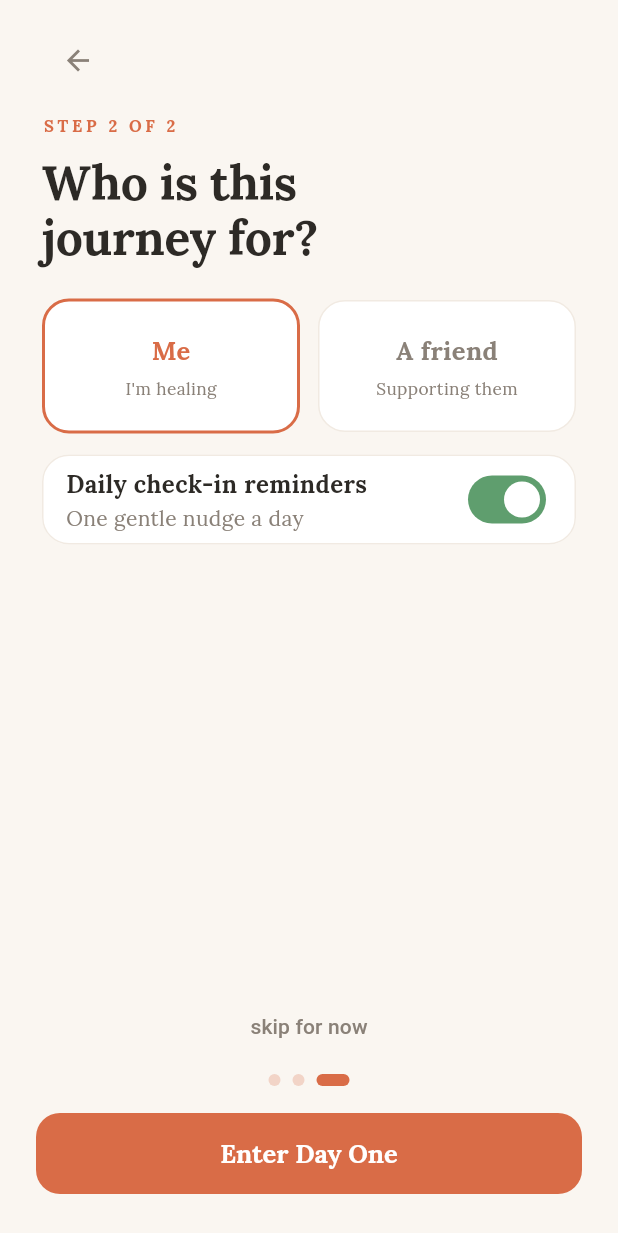
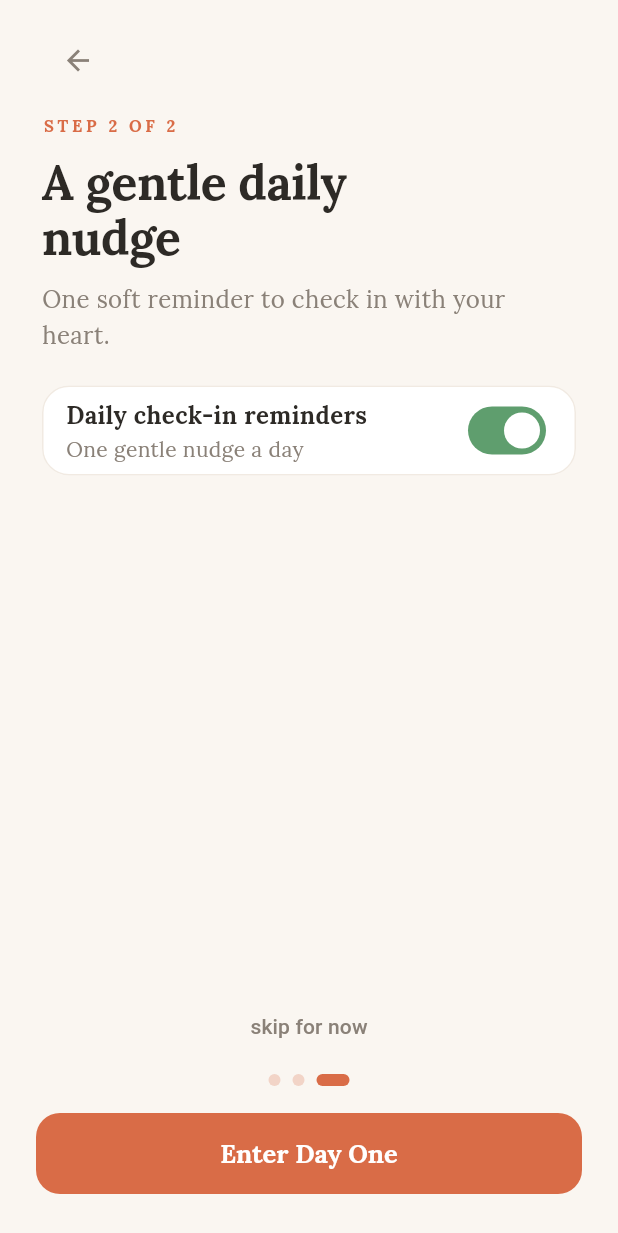
Before and after one commit to ziarasool870-tech/dayone-nocontact, a Flutter app: the screen it shows after launch, swiped to page 3, on a phone screen of 412 x 824 dp. Shown: the top 1233 px of the screen. Run offline on Flutter 3.47's test engine with Material 3 defaults, Android fonts, the phone set to English and light mode, and no system bars; our stand-ins replace file_picker, flutter_local_notifications, in_app_purchase, share_plus, shared_preferences, sqflite and 1 more; missing offline and left inert: encrypt, home_widget; accounts and stored records are empty.

Commit message:
Final: remove decorative Me/A friend onboarding question, backdated milestones silently seen, version 1.0.4+5

```diff
--- a/lib/screens/onboarding_screen.dart
+++ b/lib/screens/onboarding_screen.dart
@@ -24,7 +24,6 @@ class _OnboardingScreenState extends State<OnboardingScreen> {
   // onPageChanged, which lags the 320ms animation.
   bool _animating = false;
   DateTime _startDate = DateTime.now();
-  bool _forSelf = true;
   // Month currently shown in the start-date calendar grid.
   late DateTime _shownMonth =
       DateTime(DateTime.now().year, DateTime.now().month);
@@ -423,24 +422,20 @@ class _OnboardingScreenState extends State<OnboardingScreen> {
                         letterSpacing: 2.5,
                         color: DayOneColors.terracotta)),
                 const SizedBox(height: 10),
-                const Text('Who is this\njourney for?',
+                const Text('A gentle daily\nnudge',
                     style: TextStyle(
                         fontSize: 32,
                         fontWeight: FontWeight.w800,
                         letterSpacing: -0.3,
                         color: DayOneColors.ink,
                         height: 1.15)),
+                const SizedBox(height: 10),
+                const Text(
+                  'One soft reminder to check in with your heart.',
+                  style: TextStyle(
+                      fontSize: 16, height: 1.5, color: DayOneColors.muted),
+                ),
                 const SizedBox(height: 22),
-                Row(
-                  children: [
-                    Expanded(child: _choiceCard(true, 'Me', "I'm healing")),
-                    const SizedBox(width: 12),
-                    Expanded(
-                        child:
-                            _choiceCard(false, 'A friend', 'Supporting them')),
-                  ],
-                ),
-                const SizedBox(height: 14),
                 Card(
                   child: Padding(
                     padding:
@@ -490,40 +485,6 @@ class _OnboardingScreenState extends State<OnboardingScreen> {
               ],
             ),
           ),
-        ),
-      ),
-    );
-  }
-
-  Widget _choiceCard(bool self, String title, String sub) {
-    final selected = _forSelf == self;
-    return GestureDetector(
-      onTap: () => setState(() => _forSelf = self),
-      child: AnimatedContainer(
-        duration: const Duration(milliseconds: 200),
-        padding: const EdgeInsets.symmetric(vertical: 20),
-        decoration: BoxDecoration(
-          color: Colors.white,
-          borderRadius: BorderRadius.circular(18),
-          border: Border.all(
-            color: selected ? DayOneColors.terracotta : DayOneColors.cardBorder,
-            width: selected ? 2 : 1,
-          ),
-        ),
-        child: Column(
-          children: [
-            Text(title,
-                style: TextStyle(
-                    fontSize: 17,
-                    fontWeight: FontWeight.w800,
-                    color: selected
-                        ? DayOneColors.terracotta
-                        : DayOneColors.muted)),
-            const SizedBox(height: 4),
-            Text(sub,
-                style:
-                    const TextStyle(fontSize: 11.5, color: DayOneColors.muted)),
-          ],
         ),
       ),
     );
--- a/lib/state/app_state.dart
+++ b/lib/state/app_state.dart
@@ -130,7 +130,10 @@ class AppState extends ChangeNotifier {
         DateTime(date.year, date.month, date.day).millisecondsSinceEpoch;
     await prefs.setStreakStartMs(start);
     streakStartMs = start;
-    await _detectNewMilestones();
+    // Backdated starts (e.g. 6 months ago) already earned milestones:
+    // mark them seen SILENTLY — they show unlocked in the gallery,
+    // but no notification burst / celebration spam on day one.
+    await _detectNewMilestones(firstRun: true);
     await _pushWidget();
     notifyListeners();
   }
--- a/pubspec.yaml
+++ b/pubspec.yaml
@@ -1,7 +1,7 @@
 name: day_one_nocontact
 description: "Day One: No Contact — breakup recovery companion. Streak tracking, journaling, SOS support, milestone cards."
 publish_to: "none"
-version: 1.0.3+4
+version: 1.0.4+5
 
 environment:
   sdk: ">=3.4.0 <4.0.0"
```
Also changed, not shown: 1 other file.
